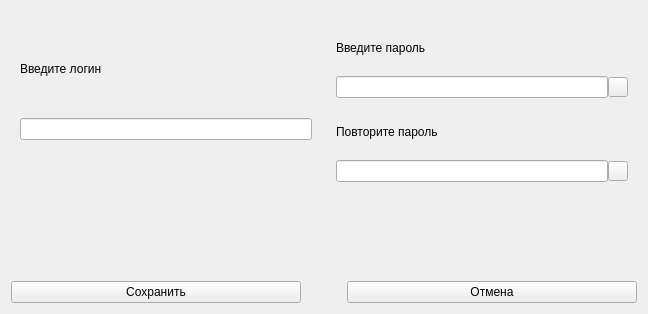
This is src/windowsNedoRello/registrationWindow/registrationwindow.ui in GanenSS/NedoRello as Qt 5 draws it before an edit. The edited form follows.
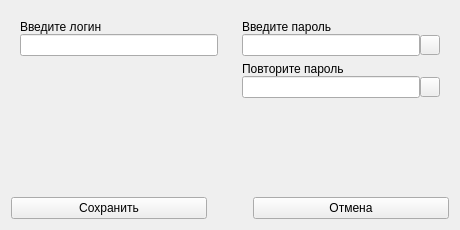
This is the edited form. Icons and pictures are not drawn.

What changed in the file:
```diff
--- a/src/windowsNedoRello/registrationWindow/registrationwindow.ui
+++ b/src/windowsNedoRello/registrationWindow/registrationwindow.ui
@@ -6,13 +6,28 @@
    <rect>
     <x>0</x>
     <y>0</y>
-    <width>648</width>
-    <height>314</height>
+    <width>460</width>
+    <height>230</height>
    </rect>
   </property>
+  <property name="minimumSize">
+   <size>
+    <width>460</width>
+    <height>230</height>
+   </size>
+  </property>
+  <property name="maximumSize">
+   <size>
+    <width>460</width>
+    <height>230</height>
+   </size>
+  </property>
   <property name="windowTitle">
    <string>NedoRello</string>
   </property>
+  <property name="styleSheet">
+   <string notr="true">background-image: url(:/Assets/bg.png);</string>
+  </property>
   <layout class="QGridLayout" name="gridLayout">
    <item row="1" column="0" colspan="2">
     <layout class="QHBoxLayout" name="horizontalLayout">
@@ -75,6 +90,19 @@
         </property>
        </widget>
       </item>
+      <item>
+       <spacer name="verticalSpacer_2">
+        <property name="orientation">
+         <enum>Qt::Vertical</enum>
+        </property>
+        <property name="sizeHint" stdset="0">
+         <size>
+          <width>20</width>
+          <height>40</height>
+         </size>
+        </property>
+       </spacer>
+      </item>
      </layout>
     </widget>
    </item>
@@ -187,6 +215,19 @@
         </property>
        </widget>
       </item>
+      <item>
+       <spacer name="verticalSpacer">
+        <property name="orientation">
+         <enum>Qt::Vertical</enum>
+        </property>
+        <property name="sizeHint" stdset="0">
+         <size>
+          <width>20</width>
+          <height>40</height>
+         </size>
+        </property>
+       </spacer>
+      </item>
      </layout>
     </widget>
    </item>
```
Left out of the diff: 10 changed lines with no effect on the pictures.
